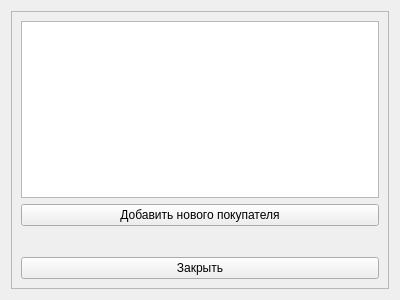
Before: the Qt Designer form src/WarehouseSystemCustomersWidget.ui in Belov1807/-WarehouseSystem, drawn with Qt 5.
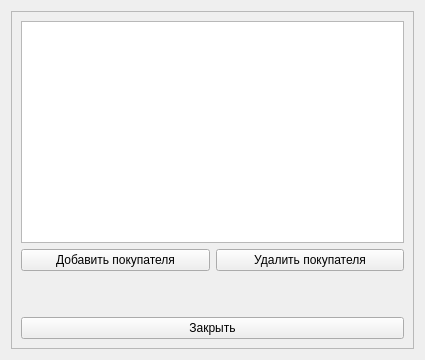
After: the same form once the commit is applied.

```diff
--- a/src/WarehouseSystemCustomersWidget.ui
+++ b/src/WarehouseSystemCustomersWidget.ui
@@ -6,8 +6,8 @@
    <rect>
     <x>0</x>
     <y>0</y>
-    <width>400</width>
-    <height>300</height>
+    <width>425</width>
+    <height>360</height>
    </rect>
   </property>
   <property name="windowTitle">
@@ -22,29 +22,29 @@
      <property name="frameShadow">
       <enum>QFrame::Raised</enum>
      </property>
-     <layout class="QGridLayout" name="gridLayout_2">
-      <item row="0" column="0">
-       <widget class="QTableView" name="tvCustomers">
-        <property name="textElideMode">
-         <enum>Qt::ElideMiddle</enum>
-        </property>
-       </widget>
+     <layout class="QVBoxLayout" name="verticalLayout" stretch="9,0,0,0">
+      <item>
+       <widget class="QTableView" name="tvCustomers"/>
       </item>
-      <item row="1" column="0">
+      <item>
+       <layout class="QHBoxLayout" name="horizontalLayout">
+        <item>
        <widget class="QPushButton" name="pbAddNewCustomer">
         <property name="text">
-         <string>Добавить нового покупателя</string>
+           <string>Добавить покупателя</string>
         </property>
        </widget>
       </item>
-      <item row="3" column="0">
-       <widget class="QPushButton" name="pbClose">
+        <item>
+         <widget class="QPushButton" name="pbRemoveCustomer">
         <property name="text">
-         <string>Закрыть</string>
+           <string>Удалить покупателя</string>
         </property>
        </widget>
       </item>
-      <item row="2" column="0">
+       </layout>
+      </item>
+      <item>
        <spacer name="verticalSpacer">
         <property name="orientation">
          <enum>Qt::Vertical</enum>
@@ -57,6 +57,13 @@
         </property>
        </spacer>
       </item>
+      <item>
+       <widget class="QPushButton" name="pbClose">
+        <property name="text">
+         <string>Закрыть</string>
+        </property>
+       </widget>
+      </item>
      </layout>
     </widget>
    </item>
```
Left out of the diff: 6 changed lines with no effect on the pictures. Lines whose indentation alone changed are shown as unchanged.
